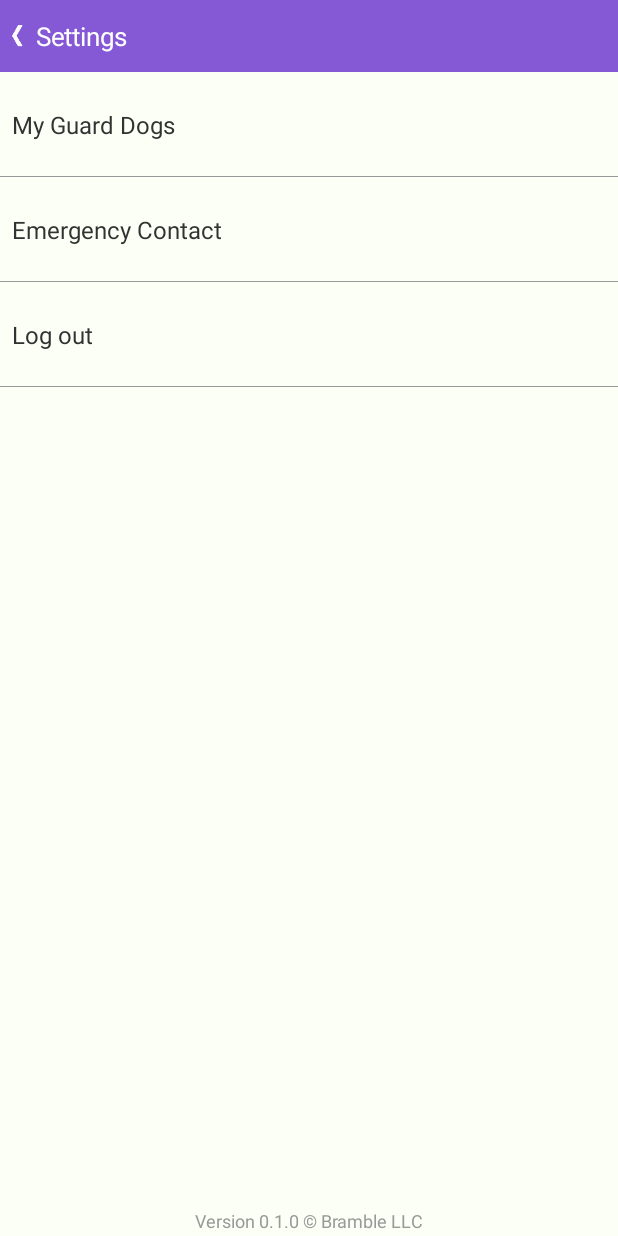
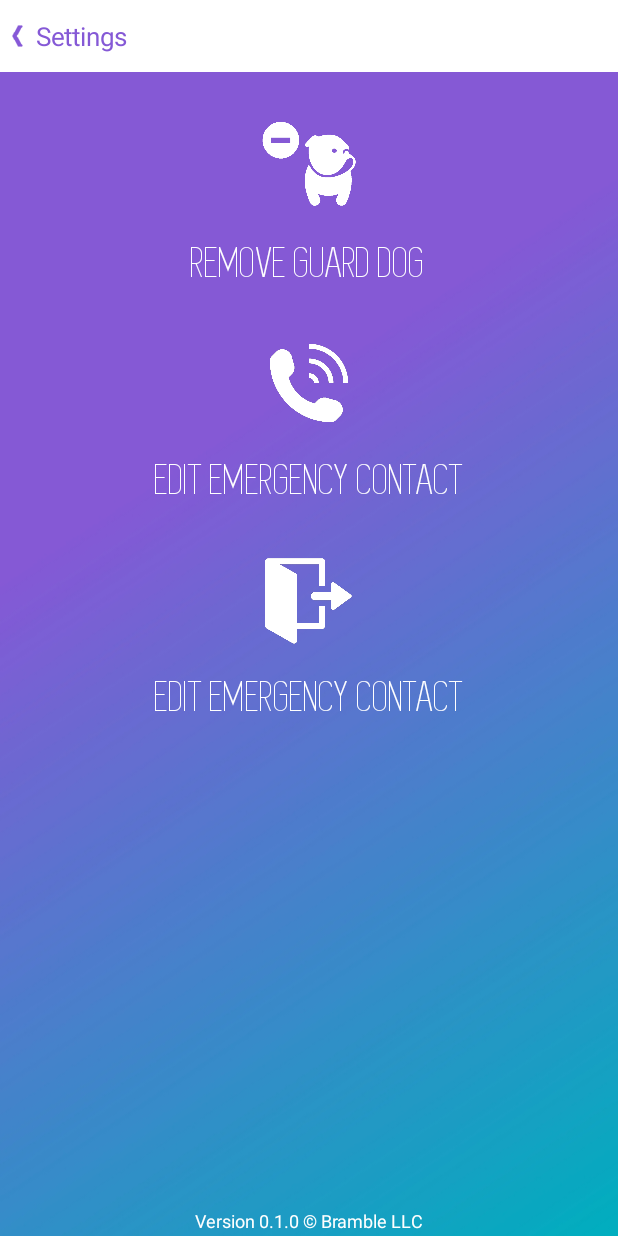
Before and after one commit to emmax86/HackAZ-2016, an Android app: the Settings screen opened directly, with no data from a screen before it, on a phone screen of 412 x 824 dp. Run offline under Robolectric (Android 15) with nearby library versions, the light colour scheme and no system bars; libraries missing offline, so code that uses them is left out: com.afollestad.materialdialogs.

Commit message:
settings UI

```diff
--- a/android/app/src/main/java/com/bramblellc/myapplication/activities/Settings.java
+++ b/android/app/src/main/java/com/bramblellc/myapplication/activities/Settings.java
@@ -12,6 +12,7 @@ import android.os.Bundle;
 import android.support.v4.content.LocalBroadcastManager;
 import android.text.InputType;
 import android.view.View;
+import android.widget.ImageButton;
 import android.widget.Toast;
 
 import com.afollestad.materialdialogs.MaterialDialog;
@@ -30,9 +31,9 @@ import java.util.Set;
 public class Settings extends Activity {
 
     private CustomActionbar settingsCustomActionbar;
-    private FullWidthButton myDogsFullWidthButton;
-    private FullWidthButton phoneServicesFullWidthButton;
-    private FullWidthButton logoutFullWidthButton;
+    private ImageButton myDogsFullWidthButton;
+    private ImageButton phoneServicesFullWidthButton;
+    private ImageButton logoutFullWidthButton;
     private FullWidthButton testFullWidthButton;
 
     private IntentFilter addContactFilter;
@@ -48,9 +49,9 @@ public class Settings extends Activity {
         setRequestedOrientation(ActivityInfo.SCREEN_ORIENTATION_PORTRAIT);
 
         settingsCustomActionbar = (CustomActionbar) findViewById(R.id.settings_custom_actionbar);
-        myDogsFullWidthButton = (FullWidthButton) findViewById(R.id.my_dogs_full_width_button);
-        phoneServicesFullWidthButton = (FullWidthButton) findViewById(R.id.phone_aid_input_full_width_button);
-        logoutFullWidthButton = (FullWidthButton) findViewById(R.id.logout_full_width_button);
+        myDogsFullWidthButton = (ImageButton) findViewById(R.id.my_dogs_full_width_button);
+        phoneServicesFullWidthButton = (ImageButton) findViewById(R.id.phone_aid_input_full_width_button);
+        logoutFullWidthButton = (ImageButton) findViewById(R.id.logout_full_width_button);
         //testFullWidthButton = (FullWidthButton) findViewById(R.id.test_full_width_button);
 
         settingsCustomActionbar.getBackButton().setOnClickListener(new View.OnClickListener() {
@@ -59,21 +60,21 @@ public class Settings extends Activity {
                 finish();
             }
         });
-        myDogsFullWidthButton.getFullWidthButton().setOnClickListener(new View.OnClickListener() {
+        myDogsFullWidthButton.setOnClickListener(new View.OnClickListener() {
             @Override
             public void onClick(View v) {
                 myDogsPressed(v);
             }
         });
 
-        phoneServicesFullWidthButton.getFullWidthButton().setOnClickListener(new View.OnClickListener() {
+        phoneServicesFullWidthButton.setOnClickListener(new View.OnClickListener() {
             @Override
             public void onClick(View v) {
                 phoneServicesPressed(v);
             }
         });
 
-        logoutFullWidthButton.getFullWidthButton().setOnClickListener(new View.OnClickListener() {
+        logoutFullWidthButton.setOnClickListener(new View.OnClickListener() {
             @Override
             public void onClick(View v) {
                 logoutPressed(v);
--- a/android/app/src/main/java/com/bramblellc/myapplication/layouts/CustomActionbar.java
+++ b/android/app/src/main/java/com/bramblellc/myapplication/layouts/CustomActionbar.java
@@ -58,7 +58,7 @@ public class CustomActionbar extends RelativeLayout {
         //Don't forget this
         a.recycle();
 
-        this.setBackgroundColor(getResources().getColor(R.color.color5));
+        this.setBackgroundColor(getResources().getColor(R.color.white));
 
 
 
@@ -82,7 +82,7 @@ public class CustomActionbar extends RelativeLayout {
             this.backButtonImage.setImageDrawable(ContextCompat.getDrawable(context, R.mipmap.custom_white_up_button));
         }
         else if (backButtonColor.equals("purple")) {
-            this.backButtonImage.setImageDrawable(ContextCompat.getDrawable(context, R.mipmap.custom_white_up_button));
+            this.backButtonImage.setImageDrawable(ContextCompat.getDrawable(context, R.mipmap.custom_purple_up_button));
         }
         else {
             this.backButtonImage.setImageDrawable(ContextCompat.getDrawable(context, R.mipmap.custom_white_up_button));
--- a/android/app/src/main/res/layout/account_portal_layout.xml
+++ b/android/app/src/main/res/layout/account_portal_layout.xml
@@ -80,7 +80,7 @@
 
     <Space
         android:layout_width="fill_parent"
-        android:layout_height="@dimen/space_height"
+        android:layout_height="8dp"
         android:layout_above="@+id/copyright"
         android:id="@+id/space_2"/>
 
--- a/android/app/src/main/res/layout/settings_layout.xml
+++ b/android/app/src/main/res/layout/settings_layout.xml
@@ -4,7 +4,7 @@
     android:layout_height="match_parent"
     android:paddingBottom="2dp"
     xmlns:app="http://schemas.android.com/apk/res-auto"
-    android:background="@color/color1">
+    android:background="@mipmap/login_background">
 
     <com.bramblellc.myapplication.layouts.CustomActionbar
         android:id="@+id/settings_custom_actionbar"
@@ -12,33 +12,92 @@
         android:layout_height="?android:attr/actionBarSize"
         android:layout_alignParentTop="true"
         android:text="Settings"
+        android:textColor="@color/primary_color"
+        app:backgroundType="2"
+        app:backButtonColor="purple"/>
+
+    <Space
+        android:layout_width="fill_parent"
+        android:layout_height="30dp"
+        android:layout_below="@+id/settings_custom_actionbar"
+        android:id="@+id/space1"/>
+
+    <ImageButton
+        android:id="@+id/my_dogs_full_width_button"
+        android:layout_width="65dp"
+        android:layout_height="65dp"
+        android:layout_centerHorizontal="true"
+        android:layout_below="@+id/space1"
+        android:text="Remove Guard Dog"
+        android:background="@drawable/guard_dog_full_logo_white_minus"/>
+
+    <com.bramblellc.myapplication.layouts.TextViewWithTypeface
+        android:layout_width="wrap_content"
+        android:layout_height="wrap_content"
+        android:text="REMOVE GUARD DOG"
+        android:paddingTop="15dp"
+        android:textSize="30sp"
         android:textColor="@color/white"
-        app:backgroundType="1"
-        app:backButtonColor="blue"/>
+        android:gravity="center"
+        android:layout_below="@id/my_dogs_full_width_button"
+        android:layout_centerHorizontal="true"
+        android:id="@+id/remove_header"/>
 
-    <com.bramblellc.myapplication.layouts.FullWidthButton
-        android:id="@+id/my_dogs_full_width_button"
+    <Space
         android:layout_width="fill_parent"
-        android:layout_height="@dimen/list_item_height"
-        android:layout_below="@+id/settings_custom_actionbar"
-        android:text="My Guard Dogs"
-        app:lowerLine="true" />
+        android:layout_height="30dp"
+        android:layout_below="@+id/remove_header"
+        android:id="@+id/space2"/>
 
-    <com.bramblellc.myapplication.layouts.FullWidthButton
+    <ImageButton
         android:id="@+id/phone_aid_input_full_width_button"
+        android:layout_width="65dp"
+        android:layout_height="65dp"
+        android:layout_centerHorizontal="true"
+        android:layout_below="@+id/space2"
+        android:text="Emergency Contact"
+        android:background="@drawable/emg" />
+
+    <com.bramblellc.myapplication.layouts.TextViewWithTypeface
+        android:layout_width="wrap_content"
+        android:layout_height="wrap_content"
+        android:text="EDIT EMERGENCY CONTACT"
+        android:paddingTop="15dp"
+        android:textSize="30sp"
+        android:textColor="@color/white"
+        android:gravity="center"
+        android:layout_below="@id/phone_aid_input_full_width_button"
+        android:layout_centerHorizontal="true"
+        android:id="@+id/emg_header"/>
+
+    <Space
         android:layout_width="fill_parent"
-        android:layout_height="@dimen/list_item_height"
-        android:layout_below="@+id/my_dogs_full_width_button"
-        android:text="Emergency Contact"
-        app:lowerLine="true" />
+        android:layout_height="30dp"
+        android:layout_below="@+id/emg_header"
+        android:id="@+id/space3"/>
 
-    <com.bramblellc.myapplication.layouts.FullWidthButton
+    <ImageButton
         android:id="@+id/logout_full_width_button"
-        android:layout_width="fill_parent"
-        android:layout_height="@dimen/list_item_height"
-        android:layout_below="@+id/phone_aid_input_full_width_button"
+        android:layout_width="65dp"
+        android:layout_height="65dp"
+        android:layout_below="@+id/space3"
         android:text="Log out"
-        app:lowerLine="true" />
+        android:background="@drawable/logout"
+        android:layout_centerHorizontal="true"/>
+
+    <com.bramblellc.myapplication.layouts.TextViewWithTypeface
+        android:layout_width="wrap_content"
+        android:layout_height="wrap_content"
+        android:text="EDIT EMERGENCY CONTACT"
+        android:paddingTop="15dp"
+        android:textSize="30sp"
+        android:textColor="@color/white"
+        android:gravity="center"
+        android:layout_below="@id/logout_full_width_button"
+        android:layout_centerHorizontal="true"
+        android:id="@+id/logout_header"/>
+
+
 
     <!--
     <com.bramblellc.myapplication.layouts.FullWidthButton
@@ -55,7 +114,7 @@
         android:layout_height="wrap_content"
         android:layout_alignParentBottom="true"
         android:layout_centerHorizontal="true"
-        android:textColor="@color/darkGray"
+        android:textColor="@color/white"
         android:textSize="12sp"
         android:text="Version 0.1.0 © Bramble LLC"/>
 
```
Also changed, not shown: android/app/src/main/res/drawable/emg.png (added), android/app/src/main/res/drawable/guard_dog_full_logo_white_minus.png (added), android/app/src/main/res/drawable/logout.png (added), android/app/src/main/res/mipmap-hdpi/custom_purple_up_button.png (added), android/app/src/main/res/mipmap-mdpi/custom_purple_up_button.png (added), android/app/src/main/res/mipmap-xhdpi/custom_purple_up_button.png (added), android/app/src/main/res/mipmap-xxhdpi/custom_purple_up_button.png (added).
